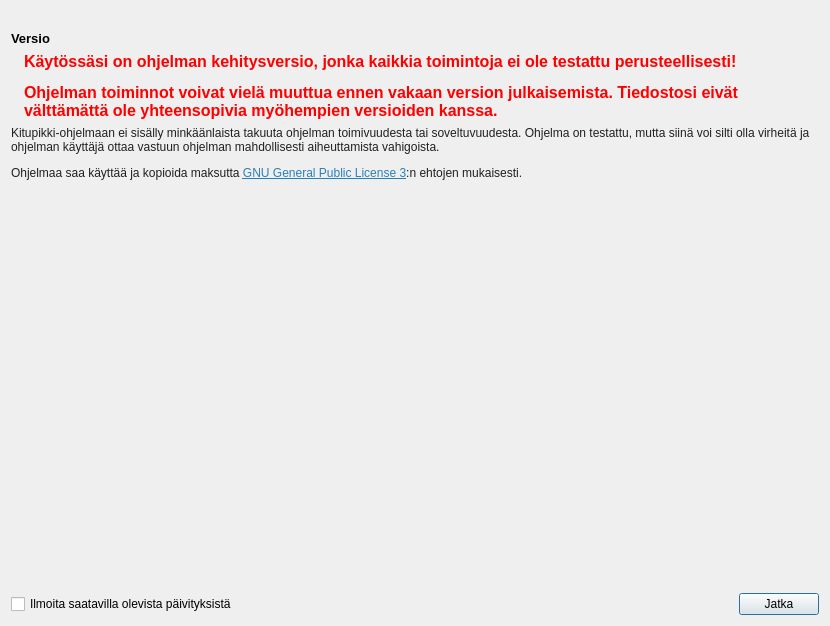
Old version of the form kitupiikki/aloitussivu/tervetuloa.ui in the repository artoh/kitupiikki.
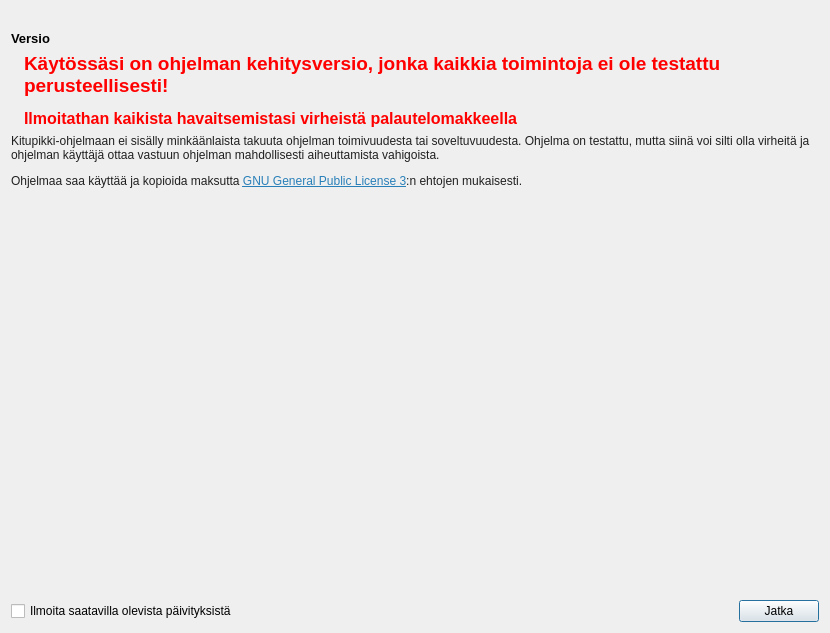
New version of the form. Icons and pictures are not drawn.

Commit message: Betavaroitus vaihdettu

The edit to the form file:
```diff
--- a/kitupiikki/aloitussivu/tervetuloa.ui
+++ b/kitupiikki/aloitussivu/tervetuloa.ui
@@ -7,7 +7,7 @@
     <x>0</x>
     <y>0</y>
     <width>830</width>
-    <height>626</height>
+    <height>633</height>
    </rect>
   </property>
   <property name="windowTitle">
@@ -70,7 +70,7 @@
         <string notr="true">color: rgb(255, 0, 0);</string>
        </property>
        <property name="text">
-        <string>&lt;html&gt;&lt;head/&gt;&lt;body&gt;&lt;p&gt;Käytössäsi on ohjelman kehitysversio, jonka kaikkia toimintoja ei ole testattu perusteellisesti!&lt;/p&gt;&lt;p&gt;Ohjelman toiminnot voivat vielä muuttua ennen vakaan version julkaisemista. Tiedostosi eivät välttämättä ole yhteensopivia myöhempien versioiden kanssa.&lt;/p&gt;&lt;/body&gt;&lt;/html&gt;</string>
+        <string>&lt;html&gt;&lt;head/&gt;&lt;body&gt;&lt;p&gt;&lt;span style=&quot; font-size:14pt;&quot;&gt;Käytössäsi on ohjelman kehitysversio, jonka kaikkia toimintoja ei ole testattu perusteellisesti! &lt;/span&gt;&lt;/p&gt;&lt;p&gt;Ilmoitathan kaikista havaitsemistasi virheistä palautelomakkeella&lt;/p&gt;&lt;/body&gt;&lt;/html&gt;</string>
        </property>
        <property name="wordWrap">
         <bool>true</bool>
```
